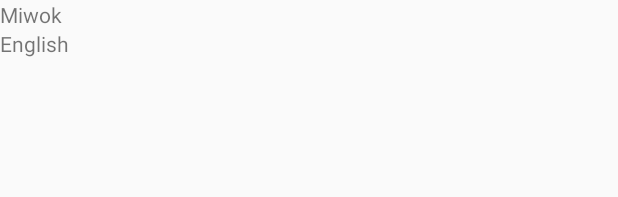
After one commit to MarineNET/Milwoklanguageapp, an Android app: the layout list_item.xml on its own in the app's theme, with its tools: preview values and no code run, on a phone screen of 412 x 824 dp. The commit adds this screen. Shown: the top 197 px of the screen. Run offline under Robolectric (Android 15) with nearby library versions, the phone set to English and light mode, and no system bars.

Commit message:
Create list_item.xml

```diff
--- /dev/null
+++ b/app/src/main/res/layout/list_item.xml
@@ -0,0 +1,20 @@
+<?xml version="1.0" encoding="utf-8"?>
+<LinearLayout xmlns:android="http://schemas.android.com/apk/res/android"
+              xmlns:tools="http://schemas.android.com/tools"
+              android:orientation="vertical"
+              android:layout_width="match_parent"
+              android:layout_height="match_parent">
+
+    <TextView
+        android:id="@+id/miwok_text_view"
+        android:layout_width="match_parent"
+        android:layout_height="wrap_content"
+        tools:text="@string/miwok"/>
+
+    <TextView
+        android:id="@+id/english_text_view"
+        android:layout_width="match_parent"
+        android:layout_height="wrap_content"
+        tools:text="@string/english"/>
+
+</LinearLayout>
--- a/app/src/main/res/values/strings.xml
+++ b/app/src/main/res/values/strings.xml
@@ -13,4 +13,6 @@
 
     <!-- Category name for the vocabulary words for family members [CHAR LIMIT=20] -->
     <string name="category_family">Family Members</string>
+    <string name="miwok">Miwok</string>
+    <string name="english">English</string>
 </resources>
```
